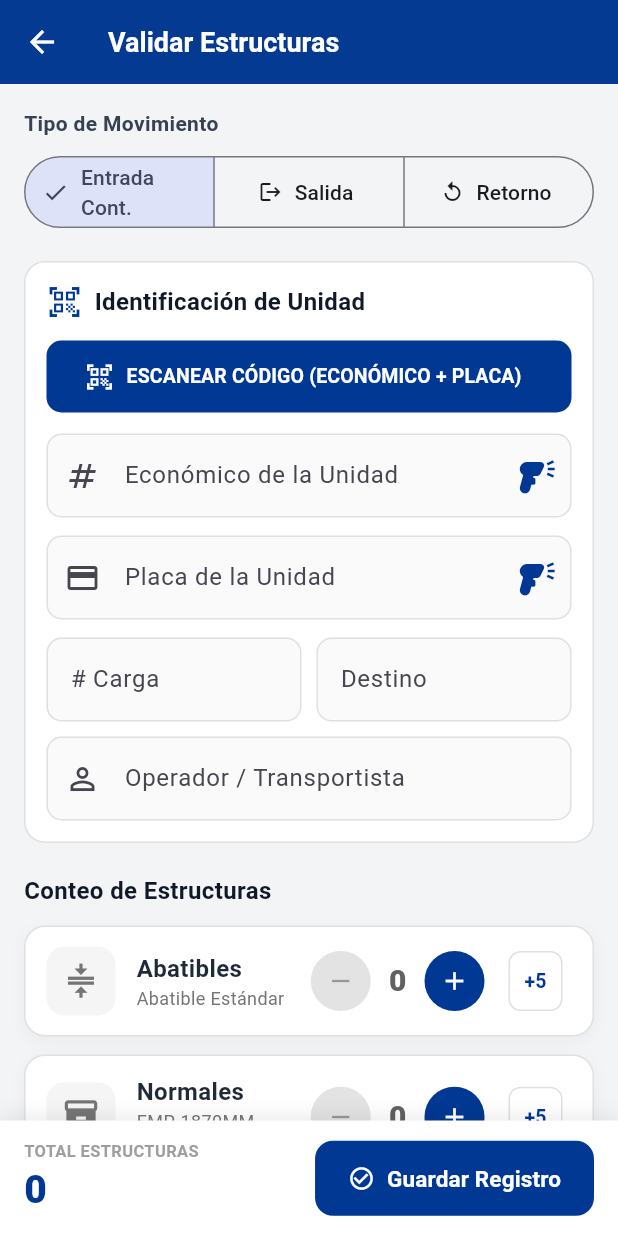
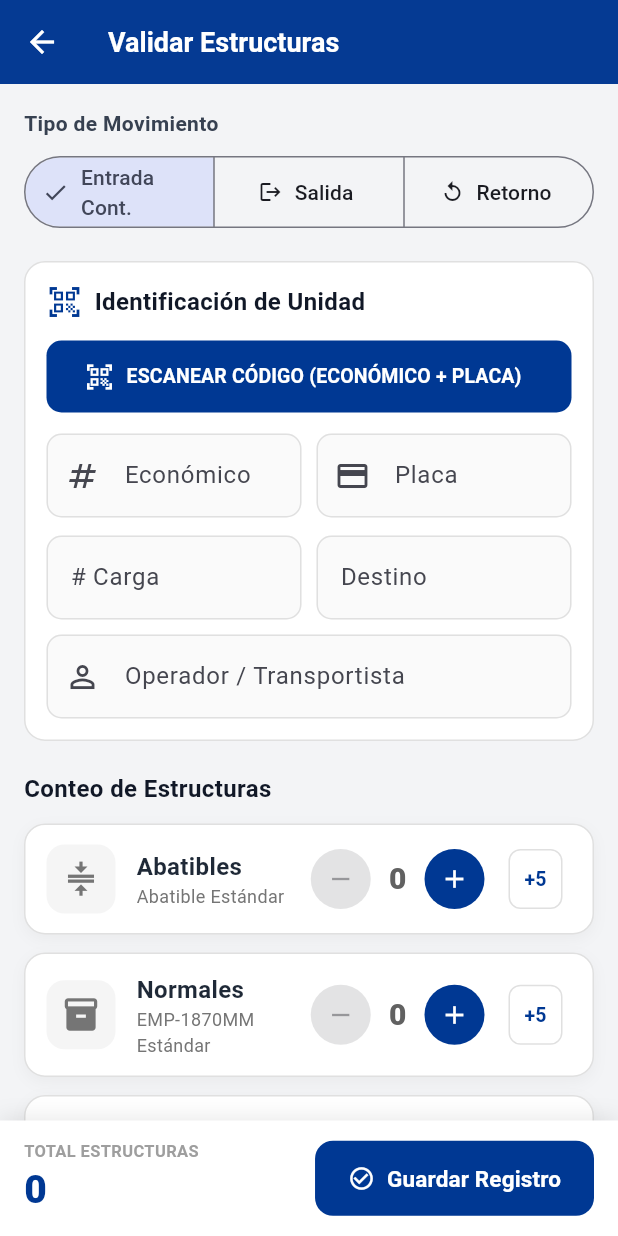
Before and after one commit to ElianZ407/italika-estructuras, a Flutter app: the screen it shows after launch, after a tap on "NUEVO REGISTRO", on a phone screen of 412 x 824 dp. Run offline on Flutter 3.47's test engine with Material 3 defaults, Android fonts, the phone set to English and light mode, and no system bars; our stand-ins replace shared_preferences; missing offline and left inert: mobile_scanner.

Commit message:
Unificar escáner en un solo botón que llena Económico y Placa automáticamente

```diff
--- a/lib/screens/capture_screen.dart
+++ b/lib/screens/capture_screen.dart
@@ -298,46 +298,33 @@ class _CaptureScreenState extends State<CaptureScreen> {
 
                           const SizedBox(height: 14),
 
-                          // Campo: Número Económico con botón de escaneo
-                          TextField(
-                            controller: _economicoController,
-                            decoration: InputDecoration(
-                              labelText: 'Económico de la Unidad',
-                              hintText: 'Ej. 5013',
-                              border: const OutlineInputBorder(),
-                              prefixIcon: const Icon(Icons.numbers),
-                              suffixIcon: IconButton(
-                                icon: const Icon(Icons.barcode_reader, size: 28),
-                                color: const Color(0xFF003893),
-                                tooltip: 'Escanear código de barras Económico',
-                                onPressed: () => _scanBarcode(
-                                  title: 'Económico',
+                          // Fila: Económico y Placa (se rellenan automáticamente al escanear)
+                          Row(
+                            children: [
+                              Expanded(
+                                child: TextField(
                                   controller: _economicoController,
+                                  decoration: const InputDecoration(
+                                    labelText: 'Económico',
+                                    hintText: 'Ej. 3114',
+                                    border: OutlineInputBorder(),
+                                    prefixIcon: Icon(Icons.numbers),
+                                  ),
                                 ),
                               ),
-                            ),
-                          ),
-
-                          const SizedBox(height: 12),
-
-                          // Campo: Placa con botón de escaneo
-                          TextField(
-                            controller: _placaController,
-                            decoration: InputDecoration(
-                              labelText: 'Placa de la Unidad',
-                              hintText: 'Ej. 23-008',
-                              border: const OutlineInputBorder(),
-                              prefixIcon: const Icon(Icons.credit_card),
-                              suffixIcon: IconButton(
-                                icon: const Icon(Icons.barcode_reader, size: 28),
-                                color: const Color(0xFF003893),
-                                tooltip: 'Escanear código de barras Placa',
-                                onPressed: () => _scanBarcode(
-                                  title: 'Placa',
+                              const SizedBox(width: 10),
+                              Expanded(
+                                child: TextField(
                                   controller: _placaController,
+                                  decoration: const InputDecoration(
+                                    labelText: 'Placa',
+                                    hintText: 'Ej. A726AF',
+                                    border: OutlineInputBorder(),
+                                    prefixIcon: Icon(Icons.credit_card),
+                                  ),
                                 ),
                               ),
-                            ),
+                            ],
                           ),
 
                           const SizedBox(height: 12),
```
Also changed, not shown: 2 other files.
